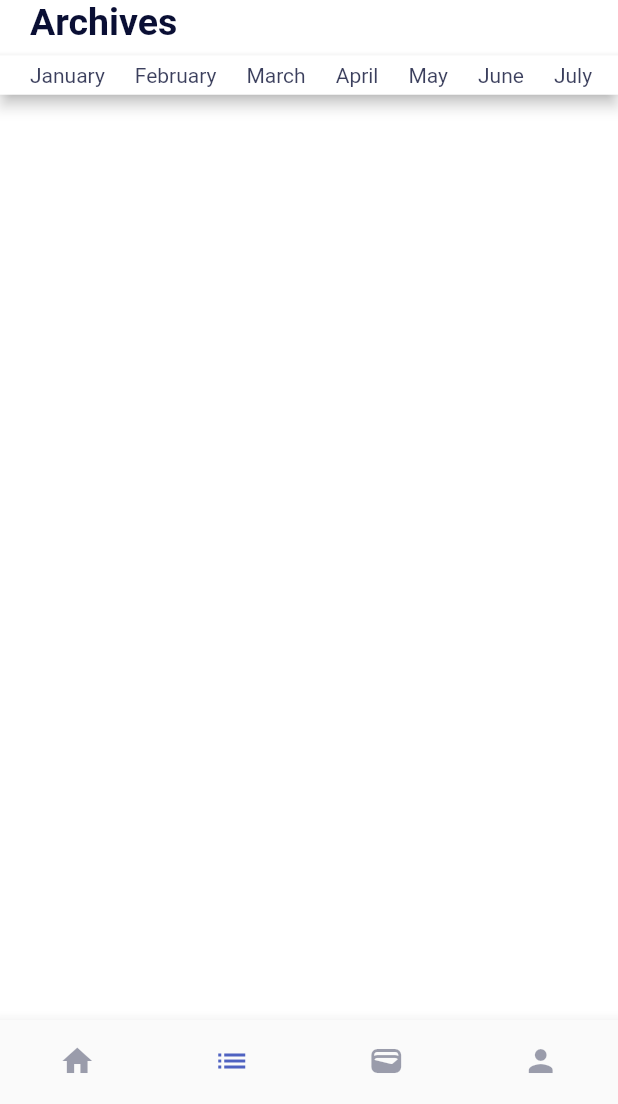
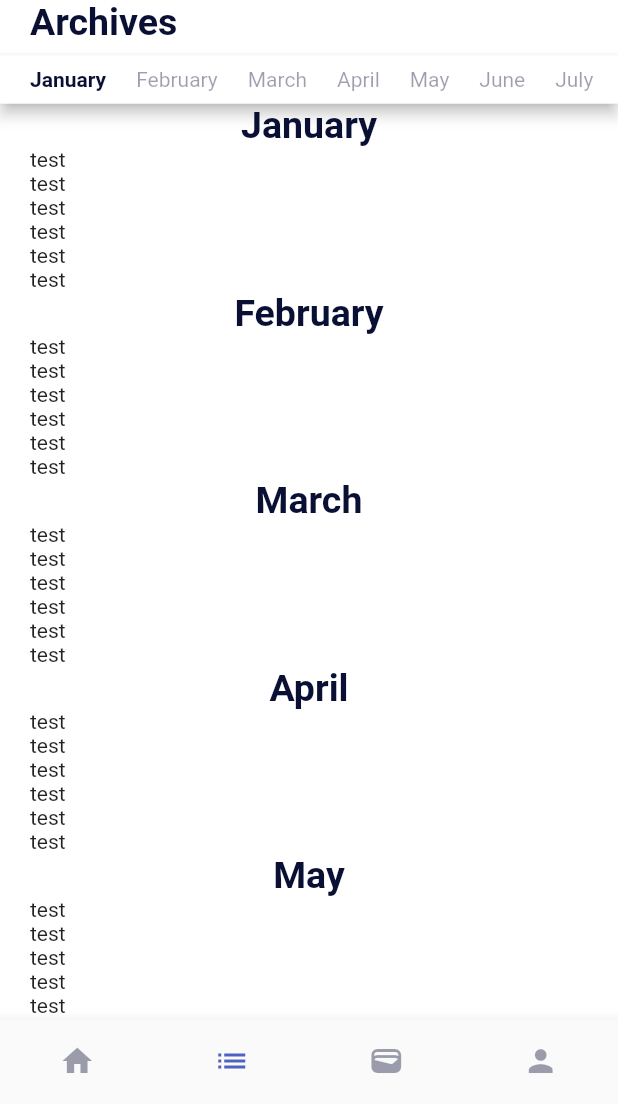
Before and after one commit to WorkWithAfridi/Pinext-Flutter_IncomeExpenseTracker, a Flutter app: the HomeframeView screen opened directly, swiped to page 2, on a phone screen of 412 x 824 dp, the part 132-1236 px from its top. Run offline on Flutter 3.47's test engine with Material 2 defaults, Android fonts, the phone set to English and light mode, and no system bars; our stand-ins replace bloc, equatable, flutter_bloc, lottie, pie_chart.

Commit message:
Work in progress

```diff
--- /dev/null
+++ b/lib/app/bloc/archive_month_controller_cubit/archive_month_cubit.dart
@@ -0,0 +1,21 @@
+import 'package:bloc/bloc.dart';
+import 'package:equatable/equatable.dart';
+
+part 'archive_month_state.dart';
+
+class ArchiveMonthCubit extends Cubit<ArchiveMonthState> {
+  ArchiveMonthCubit()
+      : super(
+          ArchiveMonth(
+            selectedMonth: 'January',
+          ),
+        );
+
+  changeMonth(String selectedMonth) {
+    emit(
+      ArchiveMonth(
+        selectedMonth: selectedMonth,
+      ),
+    );
+  }
+}
--- /dev/null
+++ b/lib/app/bloc/archive_month_controller_cubit/archive_month_state.dart
@@ -0,0 +1,15 @@
+part of 'archive_month_cubit.dart';
+
+abstract class ArchiveMonthState extends Equatable {
+  ArchiveMonthState({required this.selectedMonth});
+  String selectedMonth;
+
+  @override
+  List<Object> get props => [
+    selectedMonth,
+  ];
+}
+
+class ArchiveMonth extends ArchiveMonthState {
+  ArchiveMonth({required super.selectedMonth});
+}
--- a/lib/app/bloc/homeframe_page_controller_cubit/homeframe_page_cubit.dart
+++ b/lib/app/bloc/homeframe_page_controller_cubit/homeframe_page_cubit.dart
@@ -1,4 +1,5 @@
 import 'package:bloc/bloc.dart';
+import 'package:equatable/equatable.dart';
 import 'package:flutter/material.dart';
 
 part 'homeframe_page_state.dart';
--- a/lib/app/bloc/homeframe_page_controller_cubit/homeframe_page_state.dart
+++ b/lib/app/bloc/homeframe_page_controller_cubit/homeframe_page_state.dart
@@ -2,11 +2,16 @@
 part of 'homeframe_page_cubit.dart';
 
 @immutable
-abstract class HomeframePageState {
+abstract class HomeframePageState extends Equatable {
   int selectedIndex;
   PageController pageController;
   HomeframePageState(
       {required this.selectedIndex, required this.pageController});
+
+  @override
+  List<Object> get props => [
+        selectedIndex,
+      ];
 }
 
 class PageState extends HomeframePageState {
--- a/lib/app/bloc/homepage_filter_cubit/homepage_filter_cubit.dart
+++ b/lib/app/bloc/homepage_filter_cubit/homepage_filter_cubit.dart
@@ -1,4 +1,5 @@
 import 'package:bloc/bloc.dart';
+import 'package:equatable/equatable.dart';
 import 'package:meta/meta.dart';
 
 part 'homepage_filter_state.dart';
--- a/lib/app/bloc/homepage_filter_cubit/homepage_filter_state.dart
+++ b/lib/app/bloc/homepage_filter_cubit/homepage_filter_state.dart
@@ -2,11 +2,15 @@
 part of 'homepage_filter_cubit.dart';
 
 @immutable
-abstract class HomepageFilterState {
+abstract class HomepageFilterState extends Equatable{
   String selectedFilter;
   HomepageFilterState({
     required this.selectedFilter,
   });
+    @override
+  List<Object> get props => [
+        selectedFilter,
+      ];
 }
 
 class FilterState extends HomepageFilterState {
--- a/lib/app/screens/home/pages/archive_page.dart
+++ b/lib/app/screens/home/pages/archive_page.dart
@@ -1,9 +1,23 @@
 import 'package:flutter/material.dart';
+import 'package:flutter_bloc/flutter_bloc.dart';
 import 'package:pinext/app/app_data/app_constants/constants.dart';
 import 'package:pinext/app/app_data/theme_data/colors.dart';
+import 'package:pinext/app/bloc/archive_month_controller_cubit/archive_month_cubit.dart';
 
 class ArchivePage extends StatelessWidget {
-  ArchivePage({Key? key}) : super(key: key);
+  const ArchivePage({Key? key}) : super(key: key);
+
+  @override
+  Widget build(BuildContext context) {
+    return BlocProvider(
+      create: (context) => ArchiveMonthCubit(),
+      child: ArchiveMonthView(),
+    );
+  }
+}
+
+class ArchiveMonthView extends StatelessWidget {
+  ArchiveMonthView({Key? key}) : super(key: key);
 
   List months = [
     "January",
@@ -62,32 +76,45 @@ class ArchivePage extends StatelessWidget {
             color: whiteColor,
             child: SingleChildScrollView(
               scrollDirection: Axis.horizontal,
-              child: Row(
+              child: BlocBuilder<ArchiveMonthCubit, ArchiveMonthState>(
+                builder: (context, state) {
+                  return Row(
                     children: [
                       const SizedBox(
                         width: defaultPadding,
                       ),
                       ...List.generate(months.length, (index) {
+                        String currentMonth = months[index];
                         return GestureDetector(
-                      onTap: () {},
+                          onTap: () {
+                            context
+                                .read<ArchiveMonthCubit>()
+                                .changeMonth(currentMonth);
+                          },
                           child: Container(
                             padding: const EdgeInsets.only(
                               right: 20,
-                          top: 5,
-                          bottom: 5,
+                              top: 8,
+                              bottom: 8,
                             ),
                             child: Text(
-                          months[index],
+                              currentMonth,
                               style: TextStyle(
-                            fontWeight: FontWeight.normal,
+                                fontWeight: state.selectedMonth == currentMonth
+                                    ? FontWeight.bold
+                                    : FontWeight.normal,
                                 fontSize: 14,
-                            color: customBlackColor.withOpacity(.8),
+                                color: state.selectedMonth == currentMonth
+                                    ? customBlackColor
+                                    : customBlackColor.withOpacity(.4),
                               ),
                             ),
                           ),
                         );
                       }),
                     ],
+                  );
+                },
               ),
             ),
           ),
@@ -97,20 +124,36 @@ class ArchivePage extends StatelessWidget {
             padding: const EdgeInsets.symmetric(
               horizontal: defaultPadding,
             ),
+            child: ListView.builder(
+              itemCount: months.length,
+              itemBuilder: ((context, index) {
+                return Container(
                   child: Column(
+                    children: [
+                      Text(
+                        months[index],
+                        style: const TextStyle(
+                          fontWeight: FontWeight.bold,
+                          fontSize: 25,
+                          color: customBlackColor,
+                        ),
+                      ),
+                      ListView.builder(
+                        itemCount: 6,
+                        shrinkWrap: true,
+                        physics: const NeverScrollableScrollPhysics(),
+                        itemBuilder: ((context, index) {
+                          return Row(
                             children: const [
-                SizedBox(
-                  height: 16,
+                              Text("test"),
+                            ],
+                          );
+                        }),
+                      )
+                    ],
                   ),
-                // Row(
-                //   mainAxisAlignment: MainAxisAlignment.spaceBetween,
-                //   children: const [
-                //     Text("Date"),
-                //     Text("Description"),
-                //     Text("Amount"),
-                //   ],
-                // )
-              ],
+                );
+              }),
             ),
           ),
         )
```
Lines whose indentation alone changed are shown as unchanged.
